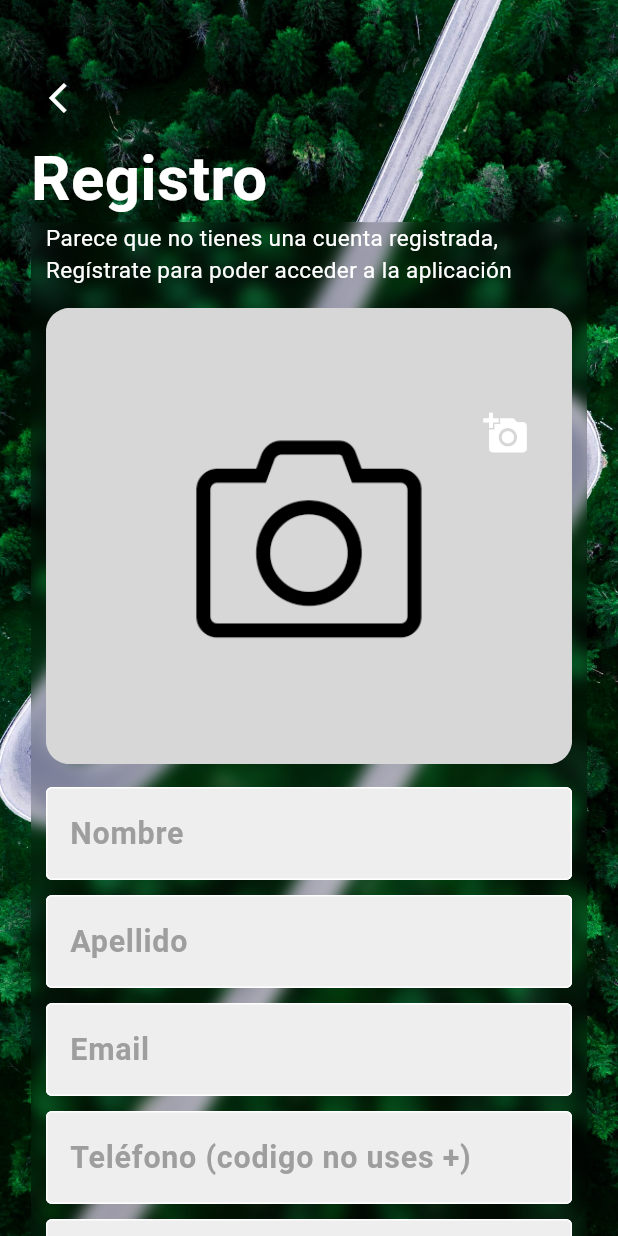
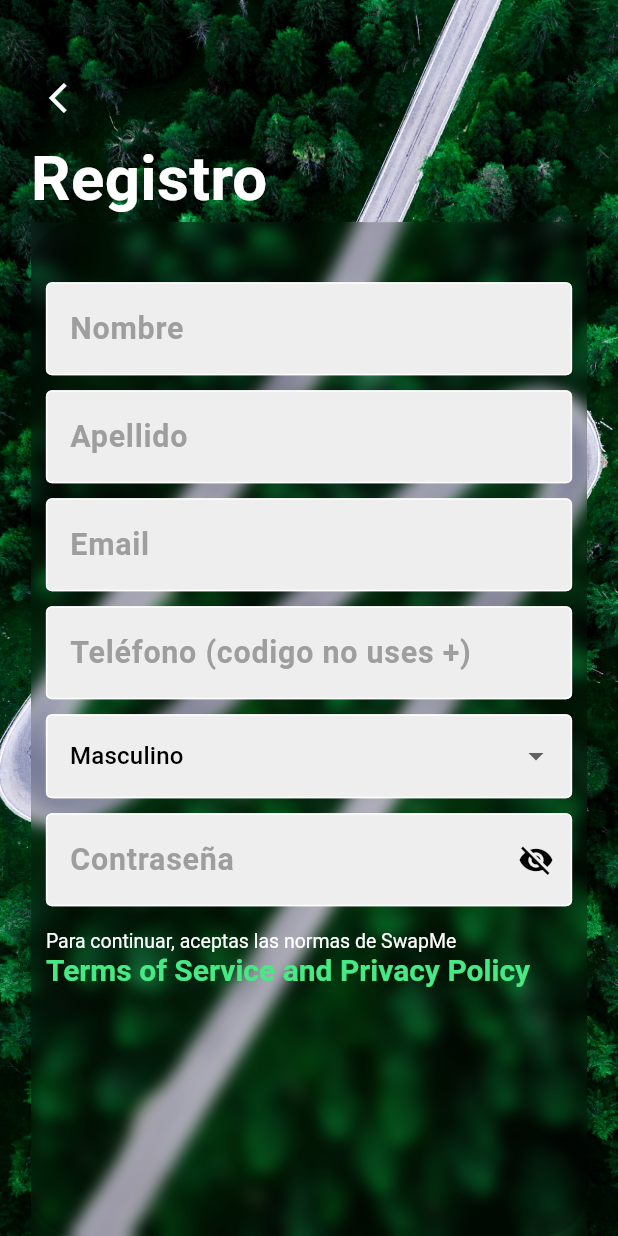
Before and after one commit to Isnotcristhianr/SwapMe---Code-0, a Flutter app: the Signup screen opened directly, on a phone screen of 412 x 824 dp. Run offline on Flutter 3.47's test engine with Material 2 defaults, Android fonts, the phone set to English and light mode, and no system bars; our stand-ins replace carousel_slider, cloud_firestore, firebase_auth, firebase_core, firebase_storage, flutter_animate and 7 more; missing offline and left inert: flutter_facebook_auth; accounts and stored records are empty; generated files the repository leaves out were written again; Roboto replaces fonts that are missing (Poppins); project files that could hold a hidden picture were left out.

```diff
--- a/lib/pages/signup/views/signup.dart
+++ b/lib/pages/signup/views/signup.dart
@@ -117,18 +117,10 @@ class Signup extends GetView<SignUpController> {
                               child: Column(
                                 mainAxisAlignment: MainAxisAlignment.start,
                                 children: [
-                                  // const SizedBox(height: 10),
-                                  const Text(
-                                    "Parece que no tienes una cuenta registrada, Regístrate para poder acceder a la aplicación",
-                                    // ignore: prefer_const_constructors
-                                    style: TextStyle(
-                                      color: Colors.white,
-                                      fontSize: 15,
-                                    ),
-                                    textAlign: TextAlign.start,
-                                  ),
+                                   const SizedBox(height: 10),
+
                                   const SizedBox(height: 15),
-                                  ImageSelector(controller: photoController),
+                                 // ImageSelector(controller: photoController),
                                   const SizedBox(height: 15),
                                   MyTextField(
                                     controller: nameController,
```
Also changed, not shown: pubspec.lock.
